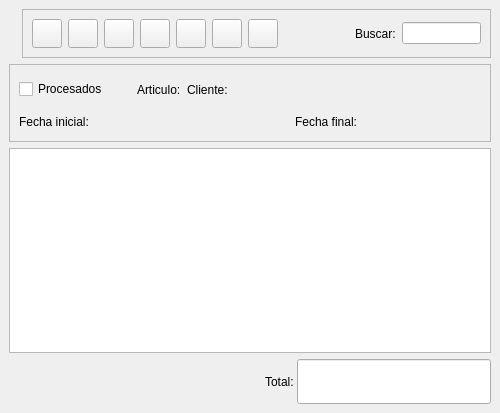
Before: the Qt Designer form bulmages/bulmafact/src/pedidosclientelistbase.ui in eboladev/Bulmages-1, drawn with Qt 5.
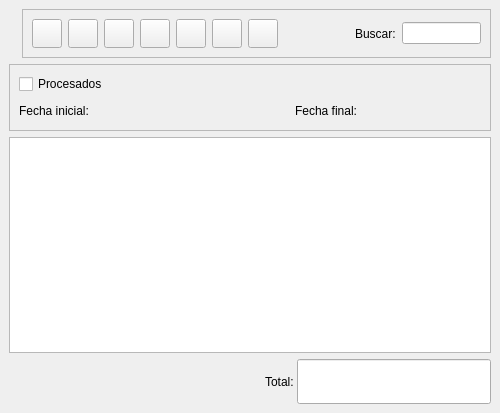
After: the same form once the commit is applied. Icons and pictures are not drawn. Custom widgets are drawn as their Qt base class.

```diff
--- a/bulmages/bulmafact/src/pedidosclientelistbase.ui
+++ b/bulmages/bulmafact/src/pedidosclientelistbase.ui
@@ -283,56 +283,10 @@
          </widget>
         </item>
         <item>
-         <spacer>
-          <property name="orientation" >
-           <enum>Qt::Horizontal</enum>
-          </property>
-          <property name="sizeType" >
-           <enum>QSizePolicy::Expanding</enum>
-          </property>
-          <property name="sizeHint" >
-           <size>
-            <width>210</width>
-            <height>31</height>
-           </size>
-          </property>
-         </spacer>
+         <widget class="BusquedaArticulo" native="1" name="m_articulo" />
         </item>
         <item>
-         <widget class="QLabel" name="textLabel1_2_2" >
-          <property name="text" >
-           <string>Articulo:</string>
-          </property>
-         </widget>
-        </item>
-        <item>
-         <widget class="BusquedaArticulo" name="m_articulo" />
-        </item>
-        <item>
-         <spacer>
-          <property name="orientation" >
-           <enum>Qt::Horizontal</enum>
-          </property>
-          <property name="sizeType" >
-           <enum>QSizePolicy::Expanding</enum>
-          </property>
-          <property name="sizeHint" >
-           <size>
-            <width>81</width>
-            <height>21</height>
-           </size>
-          </property>
-         </spacer>
-        </item>
-        <item>
-         <widget class="QLabel" name="textLabel1_2" >
-          <property name="text" >
-           <string>Cliente:</string>
-          </property>
-         </widget>
-        </item>
-        <item>
-         <widget class="BusquedaCliente" name="m_cliente" >
+         <widget class="BusquedaCliente" native="1" name="m_cliente" >
           <property name="minimumSize" >
            <size>
             <width>250</width>
@@ -341,22 +295,6 @@
           </property>
          </widget>
         </item>
-        <item>
-         <spacer>
-          <property name="orientation" >
-           <enum>Qt::Horizontal</enum>
-          </property>
-          <property name="sizeType" >
-           <enum>QSizePolicy::Expanding</enum>
-          </property>
-          <property name="sizeHint" >
-           <size>
-            <width>111</width>
-            <height>21</height>
-           </size>
-          </property>
-         </spacer>
-        </item>
        </layout>
       </item>
       <item>
@@ -488,7 +426,7 @@
  <customwidgets>
   <customwidget>
    <class>BusquedaFecha</class>
-   <extends></extends>
+   <extends>QWidget</extends>
    <header>../../../bulmalib/busquedafecha.h</header>
    <container>0</container>
    <pixmap></pixmap>
@@ -502,14 +440,14 @@
   </customwidget>
   <customwidget>
    <class>BusquedaArticulo</class>
-   <extends></extends>
+   <extends>QWidget</extends>
    <header>busquedaarticulo.h</header>
    <container>0</container>
    <pixmap></pixmap>
   </customwidget>
   <customwidget>
    <class>BusquedaCliente</class>
-   <extends></extends>
+   <extends>QWidget</extends>
    <header>busquedacliente.h</header>
    <container>0</container>
    <pixmap></pixmap>
```
Left out of the diff: 15 changed lines with no effect on the pictures.
